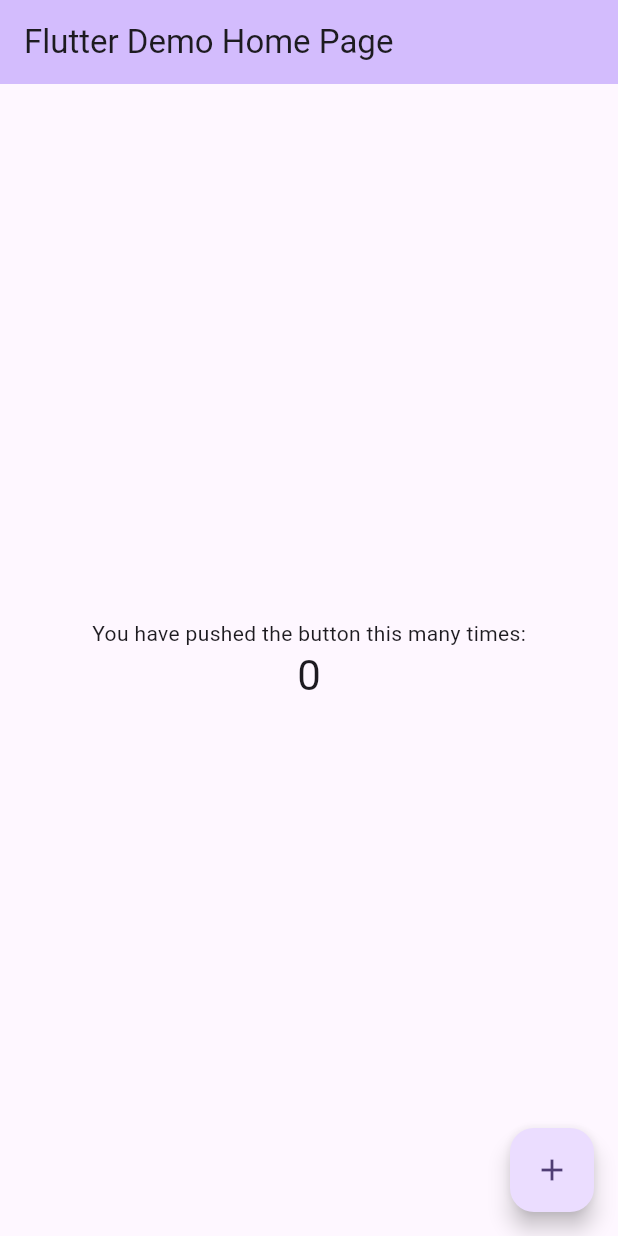
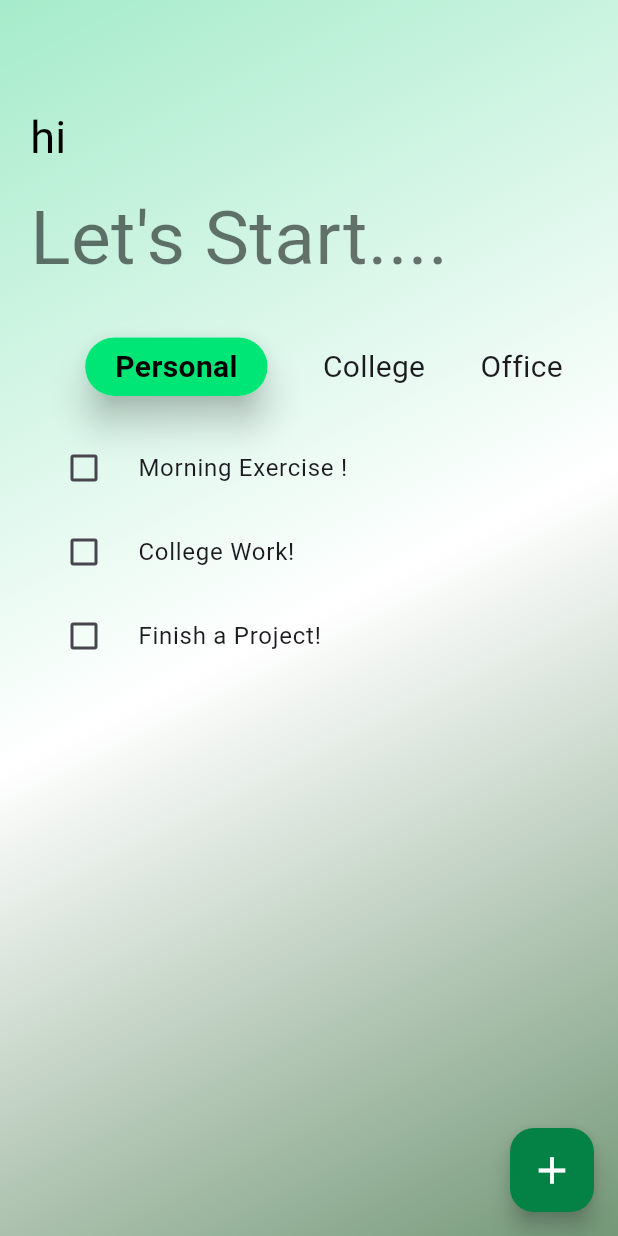
Before and after one commit to Tareqhasanmunna/Daily_TaskMate, a Flutter app: the screen it shows after launch, on a phone screen of 412 x 824 dp. Run offline on Flutter 3.47's test engine with Material 3 defaults, Android fonts, the phone set to English and light mode, and no system bars.

Commit message:
Home Page Layout

```diff
--- /dev/null
+++ b/lib/HomeScreen.dart
@@ -0,0 +1,218 @@
+import 'package:flutter/material.dart';
+
+class HomeScreen extends StatefulWidget {
+  const HomeScreen({super.key});
+
+  @override
+  State<HomeScreen> createState() => _HomeScreen();
+}
+
+class _HomeScreen extends State<HomeScreen> {
+
+  bool Personal = true, College = false, Office = false;
+  bool suggest = false;
+
+
+  @override
+  Widget build(BuildContext context) {
+    return Scaffold(
+
+      floatingActionButton: FloatingActionButton(
+        backgroundColor: const Color.fromARGB(255, 4, 130, 69),
+        onPressed: (){},
+        child: Icon(Icons.add,
+        color: Colors.white,
+        size: 30,
+        ),
+        ),
+      body: Container(
+        padding: EdgeInsets.only(top: 70,left: 20),
+        height: MediaQuery.of(context).size.height,
+        width: MediaQuery.of(context).size.width,
+        decoration: BoxDecoration(
+          gradient: LinearGradient(
+            colors: [
+              const Color.fromARGB(255, 165, 235, 202),
+              Colors.white,
+              const Color.fromARGB(255, 116, 152, 120),
+            ],
+            begin:Alignment.topLeft,
+            end: Alignment.bottomRight
+            )
+        ),
+
+        child: Column(
+          crossAxisAlignment: CrossAxisAlignment.start,
+          children: [
+            Container(
+              child: Text("hi",
+              style: TextStyle(
+                fontSize: 30,
+                color: Colors.black
+              ),
+              ),
+            ),
+
+            SizedBox(height: 10,),
+
+            Container(
+              child: Text("Let's Start....",
+              style: TextStyle(
+                fontSize: 50,
+                color: Colors.black54
+              ),
+              ),
+            ),
+
+            SizedBox(height: 30,),
+
+            Row(
+              mainAxisAlignment: MainAxisAlignment.spaceEvenly,
+              children: [
+
+                Personal ? Material(
+                  elevation: 10,
+                  borderRadius: BorderRadius.circular(20),
+
+                  child: Container(
+                    padding: EdgeInsets.symmetric(horizontal: 20.0,vertical: 5.0),
+                    decoration: BoxDecoration(
+                      color: Colors.greenAccent.shade400,
+                      borderRadius: BorderRadius.circular(20)
+                    ),
+                    child: Text("Personal",
+                    style: TextStyle(
+                      fontSize: 20,
+                      color: Colors.black,
+                      fontWeight: FontWeight.bold
+                    ),
+                    ),
+                  ),
+                ):GestureDetector(
+                  onTap: (){
+                    Personal=true;
+                    College=false;
+                    Office=false;
+                     setState(() {
+
+                    });
+                  },
+                  child: Text("Personal",
+                  style: TextStyle(
+                    fontSize: 20,
+                  ),
+                  ),
+                ),
+
+                College ? Material(
+                  elevation: 10,
+                  borderRadius: BorderRadius.circular(20),
+
+                  child: Container(
+                    padding: EdgeInsets.symmetric(horizontal: 20.0,vertical: 5.0),
+                    decoration: BoxDecoration(
+                      color: Colors.greenAccent.shade400,
+                      borderRadius: BorderRadius.circular(20)
+                    ),
+                    child: Text("College",
+                    style: TextStyle(
+                      fontSize: 20,
+                      color: Colors.black,
+                      fontWeight: FontWeight.bold
+                    ),
+                    ),
+                  ),
+                ):GestureDetector(
+                  onTap: (){
+                    Personal=false;
+                    College=true;
+                    Office=false;
+                     setState(() {
+
+                    });
+                  },
+                  child: Text("College",
+                  style: TextStyle(
+                    fontSize: 20,
+                  ),
+                  ),
+                ),
+
+                Office ? Material(
+                  elevation: 10,
+                  borderRadius: BorderRadius.circular(20),
+
+                  child: Container(
+                    padding: EdgeInsets.symmetric(horizontal: 20.0,vertical: 5.0),
+                    decoration: BoxDecoration(
+                      color: Colors.greenAccent.shade400,
+                      borderRadius: BorderRadius.circular(20)
+                    ),
+                    child: Text("Office",
+                    style: TextStyle(
+                      fontSize: 20,
+                      color: Colors.black,
+                      fontWeight: FontWeight.bold
+                    ),
+                    ),
+                  ),
+                ):GestureDetector(
+                  onTap: (){
+                    Personal=false;
+                    College=false;
+                    Office=true;
+                     setState(() {
+
+                    });
+                  },
+                  child: Text("Office",
+                  style: TextStyle(
+                    fontSize: 20,
+                  ),
+                  ),
+                ),
+              ],
+            ),
+
+            SizedBox(height: 20,),
+
+            CheckboxListTile(
+              activeColor: Colors.greenAccent.shade700,
+              title: Text("Morning Exercise !"),
+              value: suggest, onChanged: (newValue){
+              setState(() {
+                suggest=newValue!;
+              });
+            },
+            controlAffinity: ListTileControlAffinity.leading,
+            ),
+
+
+            CheckboxListTile(
+              activeColor: Colors.greenAccent.shade700,
+              title: Text("College Work!"),
+              value: suggest, onChanged: (newValue){
+              setState(() {
+                suggest=newValue!;
+              });
+            },
+            controlAffinity: ListTileControlAffinity.leading,
+            ),
+
+
+            CheckboxListTile(
+              activeColor: Colors.greenAccent.shade700,
+              title: Text("Finish a Project!"),
+              value: suggest, onChanged: (newValue){
+              setState(() {
+                suggest=newValue!;
+              });
+            },
+            controlAffinity: ListTileControlAffinity.leading,
+            ),
+          ],
+        ),
+      ),
+    );
+  }
+}
--- a/lib/main.dart
+++ b/lib/main.dart
@@ -1,122 +1,13 @@
 import 'package:flutter/material.dart';
+import 'package:daily_taskmate/HomeScreen.dart';
 
 void main() {
-  runApp(const MyApp());
+  runApp(MyApp());
 }
 
 class MyApp extends StatelessWidget {
-  const MyApp({super.key});
-
-  // This widget is the root of your application.
   @override
   Widget build(BuildContext context) {
-    return MaterialApp(
-      title: 'Flutter Demo',
-      theme: ThemeData(
-        // This is the theme of your application.
-        //
-        // TRY THIS: Try running your application with "flutter run". You'll see
-        // the application has a purple toolbar. Then, without quitting the app,
-        // try changing the seedColor in the colorScheme below to Colors.green
-        // and then invoke "hot reload" (save your changes or press the "hot
-        // reload" button in a Flutter-supported IDE, or press "r" if you used
-        // the command line to start the app).
-        //
-        // Notice that the counter didn't reset back to zero; the application
-        // state is not lost during the reload. To reset the state, use hot
-        // restart instead.
-        //
-        // This works for code too, not just values: Most code changes can be
-        // tested with just a hot reload.
-        colorScheme: ColorScheme.fromSeed(seedColor: Colors.deepPurple),
-      ),
-      home: const MyHomePage(title: 'Flutter Demo Home Page'),
-    );
+    return MaterialApp(debugShowCheckedModeBanner: false, home: HomeScreen());
   }
 }
-
-class MyHomePage extends StatefulWidget {
-  const MyHomePage({super.key, required this.title});
-
-  // This widget is the home page of your application. It is stateful, meaning
-  // that it has a State object (defined below) that contains fields that affect
-  // how it looks.
-
-  // This class is the configuration for the state. It holds the values (in this
-  // case the title) provided by the parent (in this case the App widget) and
-  // used by the build method of the State. Fields in a Widget subclass are
-  // always marked "final".
-
-  final String title;
-
-  @override
-  State<MyHomePage> createState() => _MyHomePageState();
-}
-
-class _MyHomePageState extends State<MyHomePage> {
-  int _counter = 0;
-
-  void _incrementCounter() {
-    setState(() {
-      // This call to setState tells the Flutter framework that something has
-      // changed in this State, which causes it to rerun the build method below
-      // so that the display can reflect the updated values. If we changed
-      // _counter without calling setState(), then the build method would not be
-      // called again, and so nothing would appear to happen.
-      _counter++;
-    });
-  }
-
-  @override
-  Widget build(BuildContext context) {
-    // This method is rerun every time setState is called, for instance as done
-    // by the _incrementCounter method above.
-    //
-    // The Flutter framework has been optimized to make rerunning build methods
-    // fast, so that you can just rebuild anything that needs updating rather
-    // than having to individually change instances of widgets.
-    return Scaffold(
-      appBar: AppBar(
-        // TRY THIS: Try changing the color here to a specific color (to
-        // Colors.amber, perhaps?) and trigger a hot reload to see the AppBar
-        // change color while the other colors stay the same.
-        backgroundColor: Theme.of(context).colorScheme.inversePrimary,
-        // Here we take the value from the MyHomePage object that was created by
-        // the App.build method, and use it to set our appbar title.
-        title: Text(widget.title),
-      ),
-      body: Center(
-        // Center is a layout widget. It takes a single child and positions it
-        // in the middle of the parent.
-        child: Column(
-          // Column is also a layout widget. It takes a list of children and
-          // arranges them vertically. By default, it sizes itself to fit its
-          // children horizontally, and tries to be as tall as its parent.
-          //
-          // Column has various properties to control how it sizes itself and
-          // how it positions its children. Here we use mainAxisAlignment to
-          // center the children vertically; the main axis here is the vertical
-          // axis because Columns are vertical (the cross axis would be
-          // horizontal).
-          //
-          // TRY THIS: Invoke "debug painting" (choose the "Toggle Debug Paint"
-          // action in the IDE, or press "p" in the console), to see the
-          // wireframe for each widget.
-          mainAxisAlignment: MainAxisAlignment.center,
-          children: <Widget>[
-            const Text('You have pushed the button this many times:'),
-            Text(
-              '$_counter',
-              style: Theme.of(context).textTheme.headlineMedium,
-            ),
-          ],
-        ),
-      ),
-      floatingActionButton: FloatingActionButton(
-        onPressed: _incrementCounter,
-        tooltip: 'Increment',
-        child: const Icon(Icons.add),
-      ), // This trailing comma makes auto-formatting nicer for build methods.
-    );
-  }
-}
```
